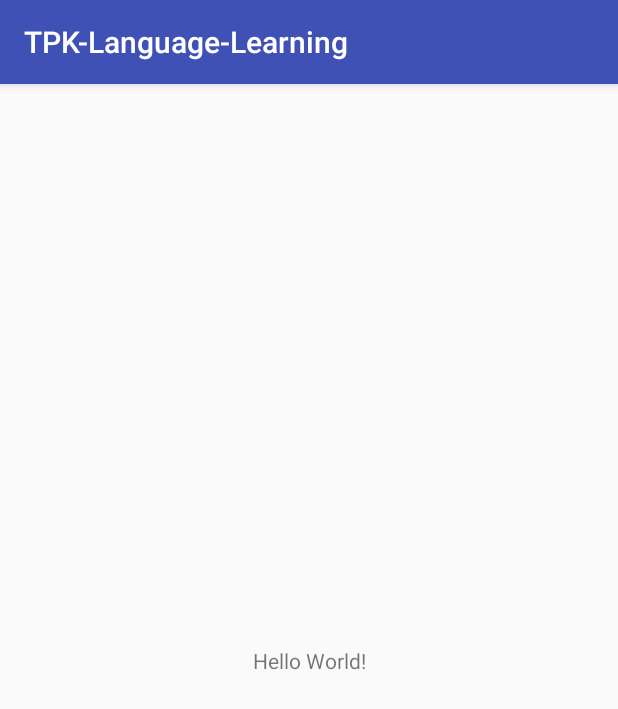
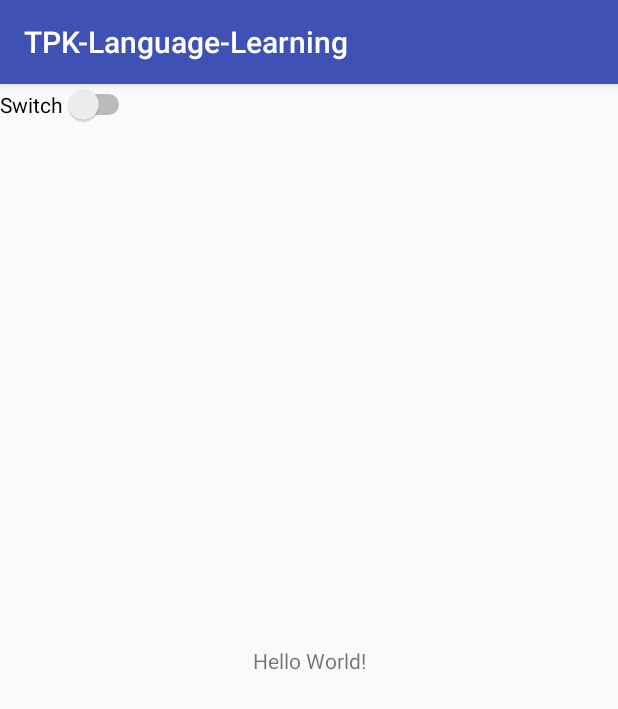
Before and after one commit to DMT-Projects/TPKLanguageLearning, an Android app: the screen it shows after launch (MainActivity), on a phone screen of 412 x 824 dp. Shown: the top 709 px of the screen. Run offline under Robolectric (Android 15) with nearby library versions, the phone set to English and light mode, and no system bars.

Commit message:
Test push

```diff
--- a/app/src/main/java/au/com/pmt_projects/tpk_language_learning/MainActivity.java
+++ b/app/src/main/java/au/com/pmt_projects/tpk_language_learning/MainActivity.java
@@ -9,5 +9,6 @@ public class MainActivity extends AppCompatActivity {
     protected void onCreate(Bundle savedInstanceState) {
         super.onCreate(savedInstanceState);
         setContentView(R.layout.activity_main);
+
     }
 }
--- a/app/src/main/res/layout/activity_main.xml
+++ b/app/src/main/res/layout/activity_main.xml
@@ -15,4 +15,12 @@
         app:layout_constraintRight_toRightOf="parent"
         app:layout_constraintTop_toTopOf="parent" />
 
+    <Switch
+        android:id="@+id/switch1"
+        android:layout_width="wrap_content"
+        android:layout_height="wrap_content"
+        android:text="Switch"
+        tools:layout_editor_absoluteX="127dp"
+        tools:layout_editor_absoluteY="315dp" />
+
 </android.support.constraint.ConstraintLayout>
```
